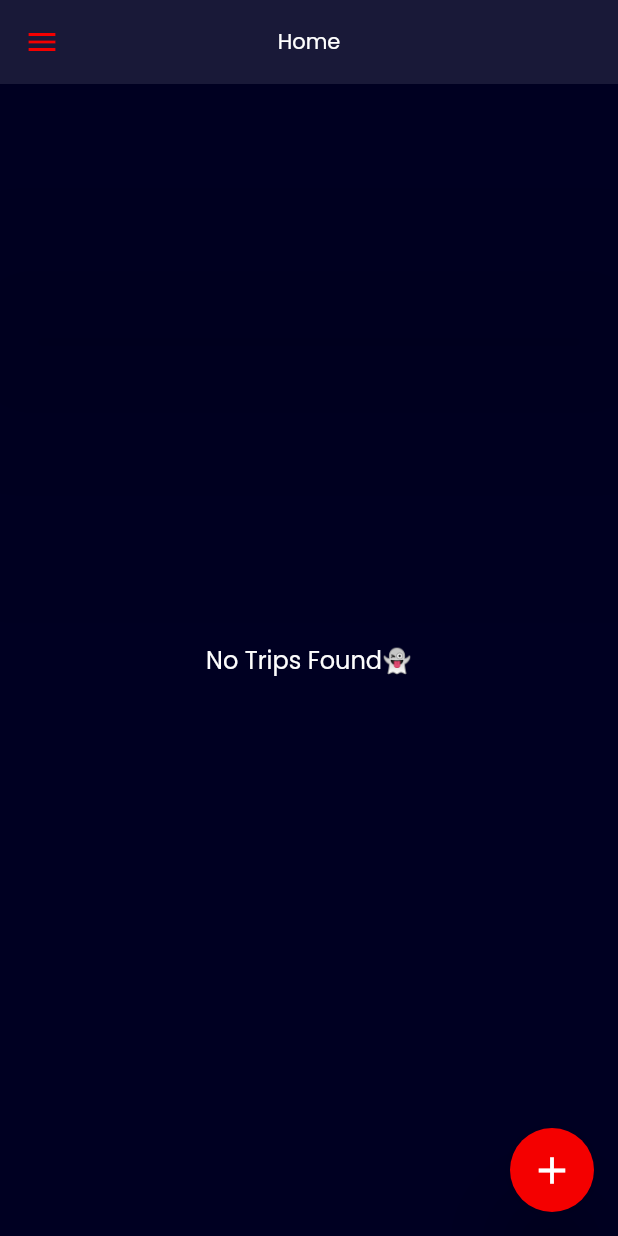
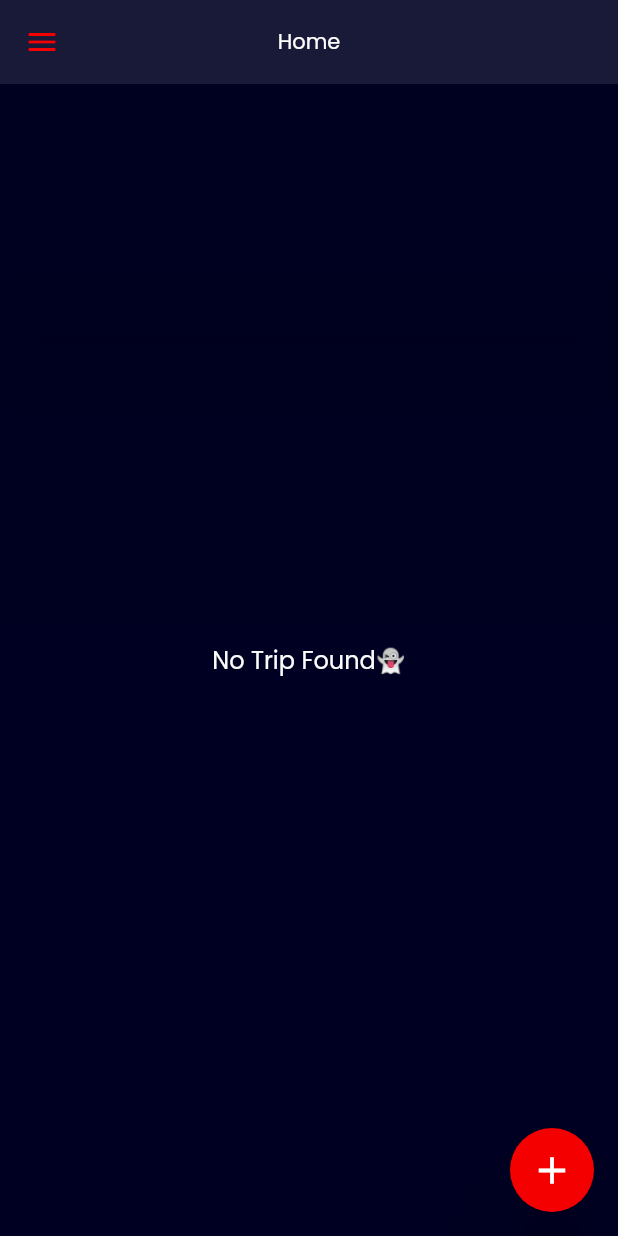
Before and after one commit to harshtonde/droot_live, a Flutter app: the screen it shows once a user with an empty profile is signed in, on a phone screen of 412 x 824 dp. Run offline on Flutter 3.47's test engine with Material 2 defaults, Android fonts, the phone set to English and light mode, and no system bars; our stand-ins replace auto_size_text, built_collection, built_value, cached_network_image, cloud_firestore, firebase_auth and 6 more; accounts and stored records are empty; generated files the repository leaves out were written again.

Commit message:
Updating to latest FlutterFlow output.

```diff
--- a/lib/home_page/home_page_widget.dart
+++ b/lib/home_page/home_page_widget.dart
@@ -253,7 +253,7 @@ class _HomePageWidgetState extends State<HomePageWidget> {
             mainAxisAlignment: MainAxisAlignment.center,
             children: [
               Text(
-                'No Trips Found👻',
+                'No Trip Found👻',
                 style: FlutterFlowTheme.subtitle2.override(
                   fontFamily: 'Poppins',
                   color: FlutterFlowTheme.tertiaryColor,
```
